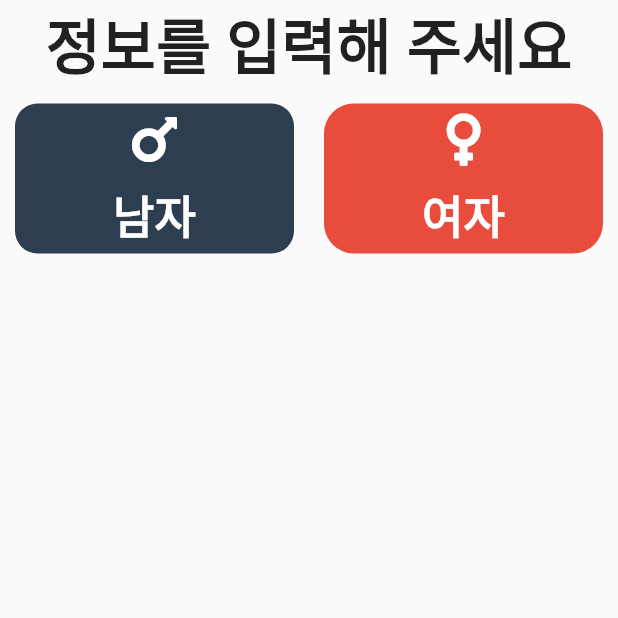
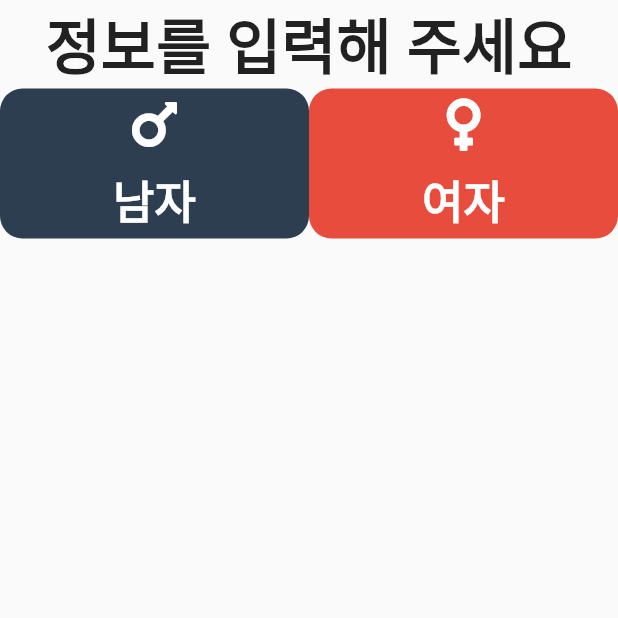
Before and after one commit to diebjackal/BMI_calculator, a Flutter app: the screen it shows after launch, on a phone screen of 412 x 824 dp, the top half of it. Run offline on Flutter 3.47's test engine with Material 2 defaults, Android fonts, the phone set to English and light mode, and no system bars; our stand-ins replace font_awesome_flutter, toggle_switch.

Commit message:
add component
add component gender choice

```diff
--- a/bmi_calculator/lib/components/bottom_button.dart
+++ b/bmi_calculator/lib/components/bottom_button.dart
@@ -1,7 +1,6 @@
 import 'package:bmi_calculator/utilits/constants.dart';
 import 'package:bmi_calculator/utilits/container_SIze.dart';
 import 'package:flutter/material.dart';
-import 'package:bmi_calculator/utilits/colors.dart';
 
 class BottomButton extends StatelessWidget {
   BottomButton({@required this.onTap, @required this.buttonTitle});
--- /dev/null
+++ b/bmi_calculator/lib/components/gender_choice.dart
@@ -0,0 +1,44 @@
+import 'package:bmi_calculator/utilits/constants.dart';
+import 'package:bmi_calculator/utilits/container_SIze.dart';
+import 'package:flutter/material.dart';
+import 'package:font_awesome_flutter/font_awesome_flutter.dart';
+
+class GenderChoice extends StatelessWidget {
+  GenderChoice(
+      {@required this.genderTitle,
+      @required this.onTap,
+      @required this.icon,
+      @required this.colour});
+  final Function onTap;
+  final String genderTitle;
+  final dynamic icon;
+  final Color colour;
+  @override
+  Widget build(BuildContext context) {
+    return GestureDetector(
+      onTap: onTap,
+      child: Container(
+        child: Column(
+          mainAxisAlignment: MainAxisAlignment.spaceAround,
+          children: <Widget>[
+            Icon(
+              icon,
+              color: Colors.white,
+              size: 40,
+            ),
+            Text(
+              genderTitle,
+              style: genderTextStyle,
+            ),
+          ],
+        ),
+        decoration: BoxDecoration(
+          color: colour,
+          borderRadius: BorderRadius.circular(15),
+        ),
+        width: fullSizeContainer,
+        height: 100,
+      ),
+    );
+  }
+}
--- a/bmi_calculator/lib/screens/input_Page.dart
+++ b/bmi_calculator/lib/screens/input_Page.dart
@@ -1,3 +1,5 @@
+import 'package:bmi_calculator/components/gender_choice.dart';
+import 'package:bmi_calculator/utilits/colors.dart';
 import 'package:bmi_calculator/utilits/constants.dart';
 import 'package:bmi_calculator/utilits/container_SIze.dart';
 import 'package:flutter/material.dart';
@@ -12,7 +14,9 @@ class _inputPageState extends State<inputPage> {
   @override
   Widget build(BuildContext context) {
     return Scaffold(
+      backgroundColor: Color(0xfffafafa),
       body: Column(
+        // mainAxisAlignment: MainAxisAlignment.spaceAround,
         children: <Widget>[
           Text(
             "정보를 입력해 주세요",
@@ -21,49 +25,38 @@ class _inputPageState extends State<inputPage> {
           Row(
             children: <Widget>[
               Expanded(
-                child: Container(
-                  margin: XSizePadding,
-                  height: 100,
-                  decoration: BoxDecoration(
-                    color: Color(0xff2c3e50),
-                    borderRadius: BorderRadius.circular(15),
-                  ),
-                  child: Column(
-                    mainAxisAlignment: MainAxisAlignment.spaceAround,
-                    children: [
-                      Icon(
-                        FontAwesomeIcons.mars,
-                        color: Colors.white,
-                        size: 40,
-                      ),
-                      Text('남자', style: genderTextStyle),
-                    ],
-                  ),
+                child: GenderChoice(
+                  onTap: () {},
+                  genderTitle: '남자',
+                  icon: FontAwesomeIcons.mars,
+                  colour: maleColors,
                 ),
               ),
               Expanded(
-                child: Container(
-                  margin: XSizePadding,
-                  height: 100,
-                  decoration: BoxDecoration(
-                    color: Color(0xffe74c3c),
-                    borderRadius: BorderRadius.circular(20),
-                  ),
-                  child: Column(
-                    mainAxisAlignment: MainAxisAlignment.spaceAround,
-                    children: <Widget>[
-                      Icon(
-                        FontAwesomeIcons.venus,
-                        color: Colors.white,
-                        size: 40,
-                      ),
-                      Text('여자', style: genderTextStyle),
-                    ],
-                  ),
+                child: GenderChoice(
+                  onTap: () {},
+                  genderTitle: '여자',
+                  icon: FontAwesomeIcons.venus,
+                  colour: femaleColors,
                 ),
               ),
             ],
           ),
+          // Container(
+          //   width: fullSizeContainer,
+          //   height: 150,
+          //   color: Colors.red,
+          // ),
+          // Container(
+          //   width: fullSizeContainer,
+          //   height: 150,
+          //   color: Colors.blue,
+          // ),
+          // Container(
+          //   width: 150,
+          //   height: 90,
+          //   color: Colors.blue,
+          // ),
         ],
       ),
     );
--- a/bmi_calculator/lib/utilits/colors.dart
+++ b/bmi_calculator/lib/utilits/colors.dart
@@ -8,6 +8,7 @@ const endBackgroundColor = Color(0xff7EAAE6);
 const AgeColors = Color(0xfffc9fd1);
 const heightColors = Color(0xffffde84);
 const weightColors = Color(0xff84beff);
-
+const maleColors = Color(0xff2c3e50);
+const femaleColors = Color(0xffe74c3c);
 List<Color> colorList = [AgeColors, heightColors, weightColors];
 List<Color> iconColorList = [femaleColor, maleColor];
```
